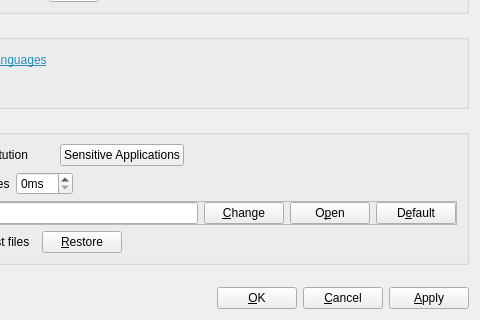
First picture: the form in Beeftext/PreferencesDialog.ui, repository xmichelo/Beeftext, before the edit; both pictures show x 208 to 688 and y 399 to 719 of the 688 by 719 pixel window.
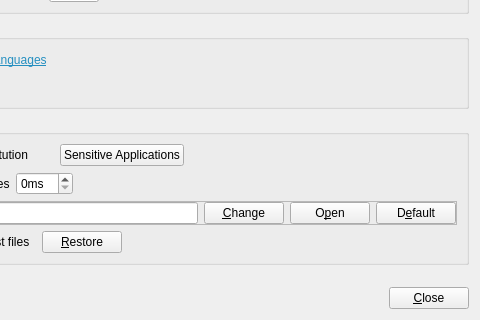
Second picture: the form after the edit.

Commit message: Preference changes are now applied immediately. Fixes #169.

What changed in the file:
```diff
--- a/Beeftext/PreferencesDialog.ui
+++ b/Beeftext/PreferencesDialog.ui
@@ -664,21 +664,7 @@
      <item>
       <widget class="QPushButton" name="buttonOk">
        <property name="text">
-        <string>&amp;OK</string>
-       </property>
-      </widget>
-     </item>
-     <item>
-      <widget class="QPushButton" name="buttonCancel">
-       <property name="text">
-        <string>&amp;Cancel</string>
-       </property>
-      </widget>
-     </item>
-     <item>
-      <widget class="QPushButton" name="buttonApply">
-       <property name="text">
-        <string>&amp;Apply</string>
+        <string>&amp;Close</string>
        </property>
       </widget>
      </item>
```
Left out of the diff: 229 changed lines with no effect on the pictures. The commit also changes 2 other files.
